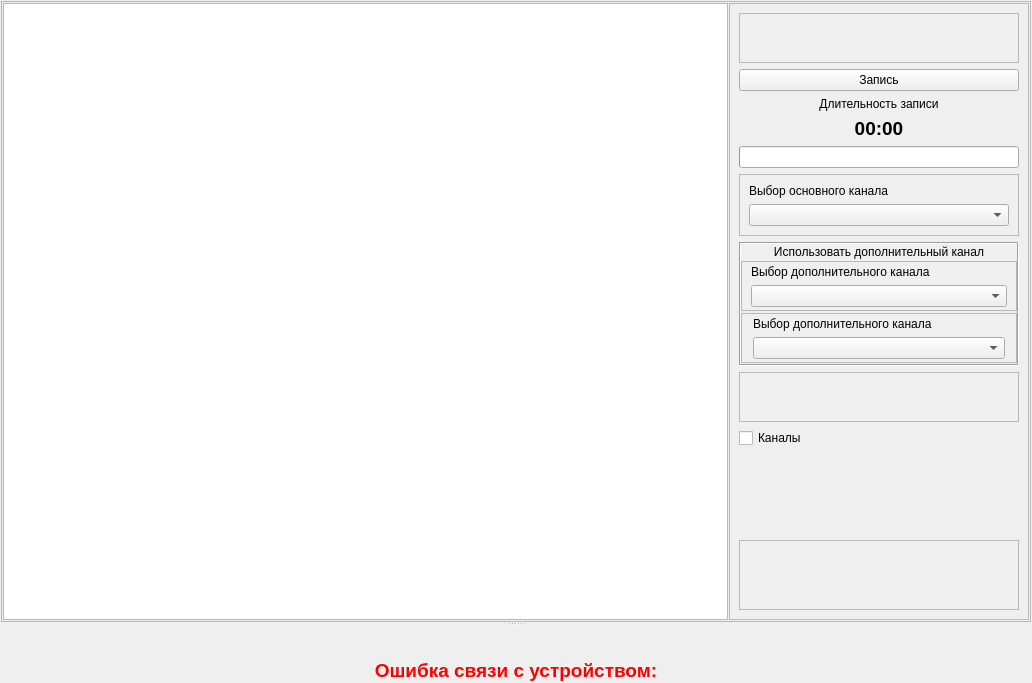
Qt form metodics/trenagers/trenexecute.ui (grigp/a-analyser) before a commit.
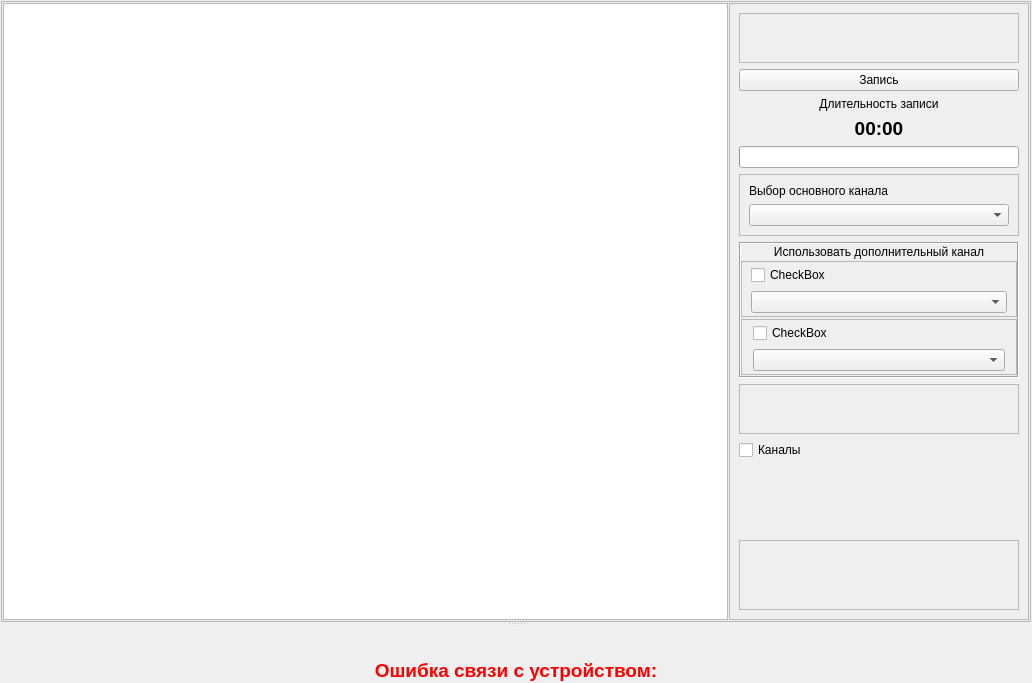
The same form after that commit. Icons and pictures are not drawn. Custom widgets are drawn as their Qt base class.

What changed in the file:
```diff
--- a/metodics/trenagers/trenexecute.ui
+++ b/metodics/trenagers/trenexecute.ui
@@ -250,9 +250,9 @@
                  <number>3</number>
                 </property>
                 <item>
-                 <widget class="QLabel" name="lblSelectAdvChannel">
+                 <widget class="QCheckBox" name="chbSelectAdvChannel">
                   <property name="text">
-                   <string>Выбор дополнительного канала</string>
+                   <string>CheckBox</string>
                   </property>
                  </widget>
                 </item>
@@ -284,9 +284,9 @@
                  <number>3</number>
                 </property>
                 <item>
-                 <widget class="QLabel" name="lblSelectAdvChannel_2">
+                 <widget class="QCheckBox" name="chbSelectAdvChannel_2">
                   <property name="text">
-                   <string>Выбор дополнительного канала</string>
+                   <string>CheckBox</string>
                   </property>
                  </widget>
                 </item>
```
Left out of the diff: 35 changed lines with no effect on the pictures.
